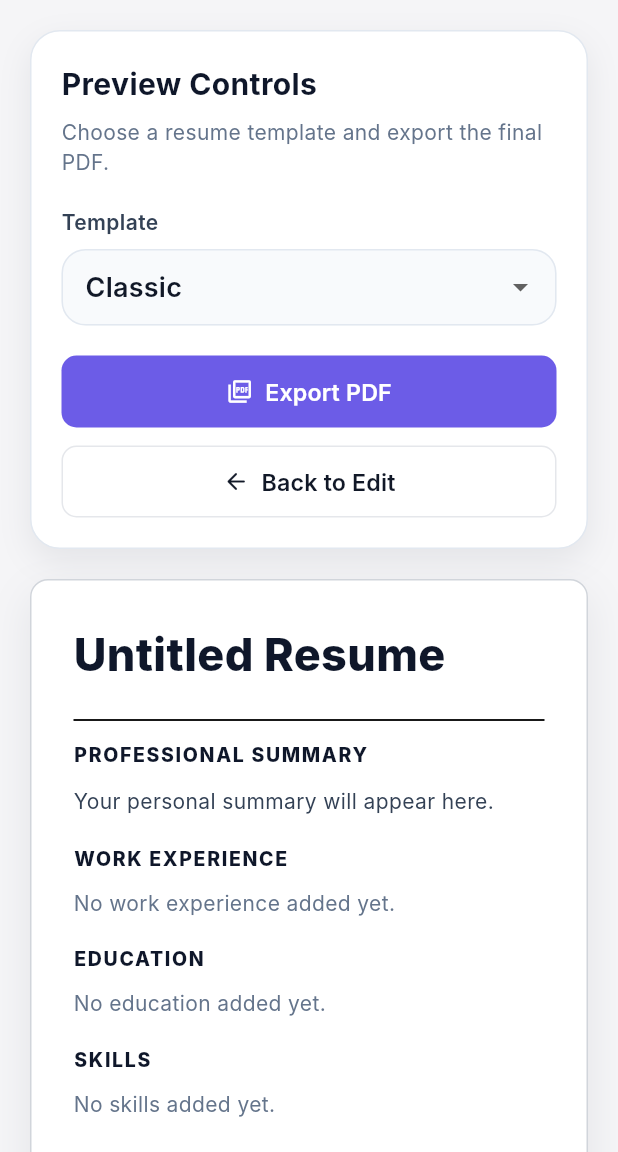
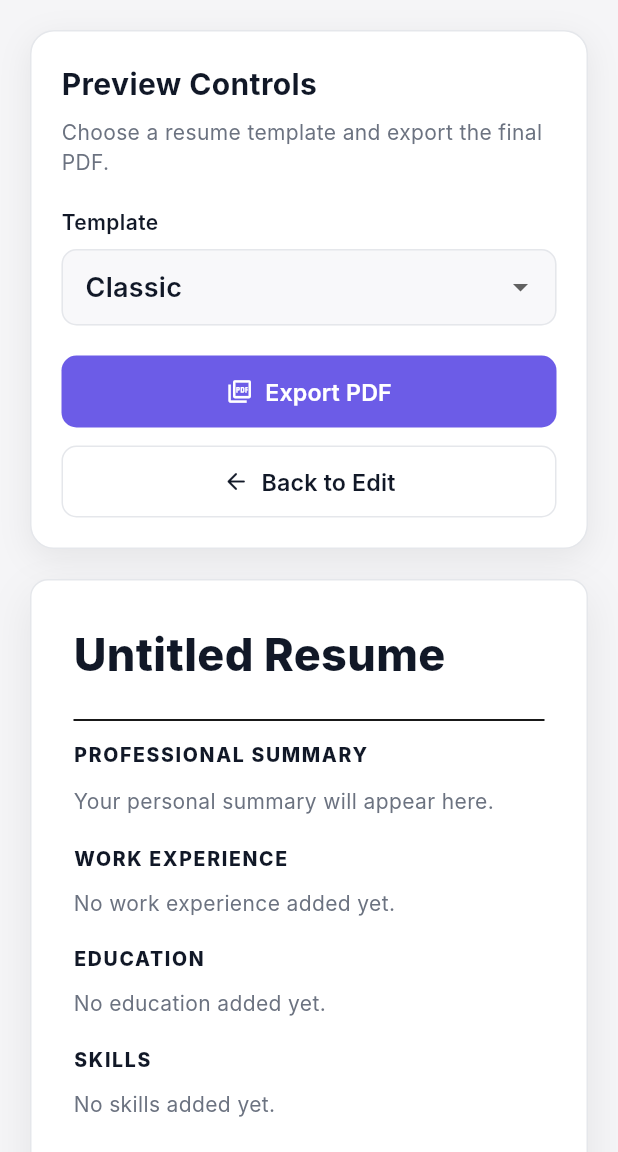
Before and after one commit to RafiMagsi/resume_labs, a Flutter app: the PreviewScreen screen opened by its route, on a phone screen of 412 x 824 dp, the part 84-1236 px from its top. Run offline on Flutter 3.47's test engine with Material 3 defaults, Android fonts, the phone set to English and light mode, and no system bars; our stand-ins replace cloud_firestore, connectivity_plus, firebase_auth, firebase_core, flutter_dotenv, flutter_riverpod and 7 more; accounts and stored records are empty; generated files the repository leaves out were written again; Roboto replaces fonts that are missing (Inter).

Commit message:
Implemented Style guide

```diff
--- a/lib/app/app.dart
+++ b/lib/app/app.dart
@@ -73,6 +73,8 @@ class App extends ConsumerWidget {
         inputDecorationTheme: InputDecorationTheme(
           filled: true,
           fillColor: AppColors.white,
+          isDense: true,
+          constraints: const BoxConstraints(minHeight: AppSizes.inputHeight),
           border: OutlineInputBorder(
             borderRadius: BorderRadius.circular(10),
             borderSide: const BorderSide(color: AppColors.border),
--- a/lib/presentation/screens/resume_builder/preview_screen.dart
+++ b/lib/presentation/screens/resume_builder/preview_screen.dart
@@ -1,6 +1,8 @@
 import 'package:flutter/material.dart';
 import 'package:flutter_riverpod/flutter_riverpod.dart';
 
+import '../../../core/constants/app_colors.dart';
+import '../../../core/constants/app_sizes.dart';
 import '../../../domain/entities/resume.dart';
 import '../../../domain/entities/resume_template.dart';
 import '../../providers/pdf/pdf_export_provider.dart';
@@ -222,14 +224,14 @@ class _PreviewControls extends StatelessWidget {
       width: double.infinity,
       padding: const EdgeInsets.all(20),
       decoration: BoxDecoration(
-        color: Colors.white,
-        borderRadius: BorderRadius.circular(20),
-        border: Border.all(color: const Color(0xFFE2E8F0)),
+        color: AppColors.screenSurface,
+        borderRadius: BorderRadius.circular(AppSizes.cardRadius),
+        border: Border.all(color: AppColors.border),
         boxShadow: const [
           BoxShadow(
-            color: Color(0x140F172A),
+            color: AppColors.shadowCard,
             blurRadius: 18,
-            offset: Offset(0, 8),
+            offset: Offset(0, 6),
           ),
         ],
       ),
@@ -241,7 +243,7 @@ class _PreviewControls extends StatelessWidget {
             style: TextStyle(
               fontSize: 20,
               fontWeight: FontWeight.w700,
-              color: Color(0xFF0F172A),
+              color: AppColors.textPrimary,
             ),
           ),
           const SizedBox(height: 8),
@@ -249,7 +251,7 @@ class _PreviewControls extends StatelessWidget {
             'Choose a resume template and export the final PDF.',
             style: TextStyle(
               fontSize: 14,
-              color: Color(0xFF64748B),
+              color: AppColors.textSecondary,
               height: 1.4,
             ),
           ),
@@ -259,7 +261,7 @@ class _PreviewControls extends StatelessWidget {
             style: TextStyle(
               fontSize: 14,
               fontWeight: FontWeight.w600,
-              color: Color(0xFF334155),
+              color: AppColors.textPrimary,
             ),
           ),
           const SizedBox(height: 8),
@@ -276,14 +278,14 @@ class _PreviewControls extends StatelessWidget {
             onChanged: isLoading ? null : onTemplateChanged,
             decoration: InputDecoration(
               filled: true,
-              fillColor: const Color(0xFFF8FAFC),
+              fillColor: AppColors.secondarySurface,
               border: OutlineInputBorder(
-                borderRadius: BorderRadius.circular(16),
-                borderSide: const BorderSide(color: Color(0xFFE2E8F0)),
+                borderRadius: BorderRadius.circular(10),
+                borderSide: const BorderSide(color: AppColors.border),
               ),
               enabledBorder: OutlineInputBorder(
-                borderRadius: BorderRadius.circular(16),
-                borderSide: const BorderSide(color: Color(0xFFE2E8F0)),
+                borderRadius: BorderRadius.circular(10),
+                borderSide: const BorderSide(color: AppColors.border),
               ),
             ),
           ),
@@ -337,10 +339,10 @@ class _ResumePdfPreview extends StatelessWidget {
           decoration: BoxDecoration(
             color: _backgroundColor(template),
             borderRadius: BorderRadius.circular(12),
-            border: Border.all(color: const Color(0xFFD1D5DB)),
+            border: Border.all(color: AppColors.border),
             boxShadow: const [
               BoxShadow(
-                color: Color(0x140F172A),
+                color: AppColors.shadowCard,
                 blurRadius: 24,
                 offset: Offset(0, 10),
               ),
@@ -386,7 +388,7 @@ class _ResumePdfPreview extends StatelessWidget {
   Color _backgroundColor(ResumeTemplate template) {
     switch (template) {
       case ResumeTemplate.classic:
-        return Colors.white;
+        return AppColors.white;
       case ResumeTemplate.modern:
         return const Color(0xFFFCFCFF);
       case ResumeTemplate.minimal:
@@ -420,14 +422,14 @@ class _ClassicResumeLayout extends StatelessWidget {
           style: const TextStyle(
             fontSize: 30,
             fontWeight: FontWeight.w800,
-            color: Color(0xFF0F172A),
+            color: AppColors.textPrimary,
           ),
         ),
         const SizedBox(height: 8),
         const Divider(height: 28, thickness: 1.2),
         _PreviewSection(
           title: 'Professional Summary',
-          color: const Color(0xFF0F172A),
+          color: AppColors.textPrimary,
           child: Text(
             personalSummary.trim().isEmpty
                 ? 'Your personal summary will appear here.'
@@ -435,14 +437,14 @@ class _ClassicResumeLayout extends StatelessWidget {
             style: const TextStyle(
               fontSize: 14,
               height: 1.55,
-              color: Color(0xFF334155),
+              color: AppColors.textSecondary,
             ),
           ),
         ),
         const SizedBox(height: 18),
         _PreviewSection(
           title: 'Work Experience',
-          color: const Color(0xFF0F172A),
+          color: AppColors.textPrimary,
           child: workExperiences.isEmpty
               ? const _PreviewEmptyState(
                   message: 'No work experience added yet.',
@@ -461,7 +463,7 @@ class _ClassicResumeLayout extends StatelessWidget {
         const SizedBox(height: 18),
         _PreviewSection(
           title: 'Education',
-          color: const Color(0xFF0F172A),
+          color: AppColors.textPrimary,
           child: educations.isEmpty
               ? const _PreviewEmptyState(
                   message: 'No education added yet.',
@@ -480,7 +482,7 @@ class _ClassicResumeLayout extends StatelessWidget {
         const SizedBox(height: 18),
         _PreviewSection(
           title: 'Skills',
-          color: const Color(0xFF0F172A),
+          color: AppColors.textPrimary,
           child: _SkillWrap(skills: skills),
         ),
       ],
@@ -513,7 +515,7 @@ class _ModernResumeLayout extends StatelessWidget {
           padding: const EdgeInsets.all(20),
           decoration: BoxDecoration(
             gradient: const LinearGradient(
-              colors: [Color(0xFF6D5EF8), Color(0xFF8B7CFF)],
+              colors: [AppColors.primary, AppColors.primaryDark],
               begin: Alignment.topLeft,
               end: Alignment.bottomRight,
             ),
@@ -524,14 +526,14 @@ class _ModernResumeLayout extends StatelessWidget {
             style: const TextStyle(
               fontSize: 28,
               fontWeight: FontWeight.w800,
-              color: Colors.white,
+              color: AppColors.textOnPrimary,
             ),
           ),
         ),
         const SizedBox(height: 20),
         _PreviewSection(
           title: 'Summary',
-          color: const Color(0xFF6D5EF8),
+          color: AppColors.primary,
           child: Text(
             personalSummary.trim().isEmpty
                 ? 'Your personal summary will appear here.'
@@ -539,14 +541,14 @@ class _ModernResumeLayout extends StatelessWidget {
             style: const TextStyle(
               fontSize: 14,
               height: 1.55,
-              color: Color(0xFF334155),
+              color: AppColors.textSecondary,
             ),
           ),
         ),
         const SizedBox(height: 18),
         _PreviewSection(
           title: 'Experience',
-          color: const Color(0xFF6D5EF8),
+          color: AppColors.primary,
           child: workExperiences.isEmpty
               ? const _PreviewEmptyState(
                   message: 'No work experience added yet.',
@@ -565,7 +567,7 @@ class _ModernResumeLayout extends StatelessWidget {
         const SizedBox(height: 18),
         _PreviewSection(
           title: 'Education',
-          color: const Color(0xFF6D5EF8),
+          color: AppColors.primary,
           child: educations.isEmpty
               ? const _PreviewEmptyState(
                   message: 'No education added yet.',
@@ -584,7 +586,7 @@ class _ModernResumeLayout extends StatelessWidget {
         const SizedBox(height: 18),
         _PreviewSection(
           title: 'Skills',
-          color: const Color(0xFF6D5EF8),
+          color: AppColors.primary,
           child: _SkillWrap(skills: skills, accent: true),
         ),
       ],
@@ -617,14 +619,14 @@ class _MinimalResumeLayout extends StatelessWidget {
           style: const TextStyle(
             fontSize: 26,
             fontWeight: FontWeight.w700,
-            color: Color(0xFF111827),
+            color: AppColors.textPrimary,
             letterSpacing: -0.3,
           ),
         ),
         const SizedBox(height: 20),
         _PreviewSection(
           title: 'Summary',
-          color: const Color(0xFF374151),
+          color: AppColors.textSecondary,
           child: Text(
             personalSummary.trim().isEmpty
                 ? 'Your personal summary will appear here.'
@@ -632,14 +634,14 @@ class _MinimalResumeLayout extends StatelessWidget {
             style: const TextStyle(
               fontSize: 14,
               height: 1.65,
-              color: Color(0xFF4B5563),
+              color: AppColors.textSecondary,
             ),
           ),
         ),
         const SizedBox(height: 18),
         _PreviewSection(
           title: 'Experience',
-          color: const Color(0xFF374151),
+          color: AppColors.textSecondary,
           child: workExperiences.isEmpty
               ? const _PreviewEmptyState(
                   message: 'No work experience added yet.',
@@ -658,7 +660,7 @@ class _MinimalResumeLayout extends StatelessWidget {
         const SizedBox(height: 18),
         _PreviewSection(
           title: 'Education',
-          color: const Color(0xFF374151),
+          color: AppColors.textSecondary,
           child: educations.isEmpty
               ? const _PreviewEmptyState(
                   message: 'No education added yet.',
@@ -677,7 +679,7 @@ class _MinimalResumeLayout extends StatelessWidget {
         const SizedBox(height: 18),
         _PreviewSection(
           title: 'Skills',
-          color: const Color(0xFF374151),
+          color: AppColors.textSecondary,
           child: _SkillWrap(skills: skills, minimal: true),
         ),
       ],
@@ -730,7 +732,7 @@ class _PreviewEmptyState extends StatelessWidget {
       message,
       style: const TextStyle(
         fontSize: 14,
-        color: Color(0xFF64748B),
+        color: AppColors.textSecondary,
       ),
     );
   }
@@ -755,8 +757,7 @@ class _PreviewWorkItem extends StatelessWidget {
       item.isCurrentRole,
     );
 
-    final bulletColor =
-        accent ? const Color(0xFF6D5EF8) : const Color(0xFF334155);
+    final bulletColor = accent ? AppColors.primary : AppColors.textSecondary;
 
     return Column(
       crossAxisAlignment: CrossAxisAlignment.start,
@@ -766,7 +767,7 @@ class _PreviewWorkItem extends StatelessWidget {
           style: TextStyle(
             fontSize: 15,
             fontWeight: FontWeight.w700,
-            color: minimal ? const Color(0xFF111827) : const Color(0xFF0F172A),
+            color: AppColors.textPrimary,
           ),
         ),
         const SizedBox(height: 4),
@@ -774,7 +775,7 @@ class _PreviewWorkItem extends StatelessWidget {
           '${item.company} • ${item.location}',
           style: const TextStyle(
             fontSize: 14,
-            color: Color(0xFF475569),
+            color: AppColors.textSecondary,
           ),
         ),
         const SizedBox(height: 4),
@@ -782,7 +783,7 @@ class _PreviewWorkItem extends StatelessWidget {
           dateText,
           style: const TextStyle(
             fontSize: 13,
-            color: Color(0xFF64748B),
+            color: AppColors.textSecondary,
           ),
         ),
         if ((item.bulletPoints as List).isNotEmpty) ...[
@@ -808,7 +809,7 @@ class _PreviewWorkItem extends StatelessWidget {
                       style: const TextStyle(
                         fontSize: 14,
                         height: 1.45,
-                        color: Color(0xFF334155),
+                        color: AppColors.textSecondary,
                       ),
                     ),
                   ),
@@ -839,7 +840,7 @@ class _PreviewEducationItem extends StatelessWidget {
           style: const TextStyle(
             fontSize: 15,
             fontWeight: FontWeight.w700,
-            color: Color(0xFF0F172A),
+            color: AppColors.textPrimary,
           ),
         ),
         const SizedBox(height: 4),
@@ -847,7 +848,7 @@ class _PreviewEducationItem extends StatelessWidget {
           '${item.school} • ${item.field}',
           style: const TextStyle(
             fontSize: 14,
-            color: Color(0xFF475569),
+            color: AppColors.textSecondary,
           ),
         ),
         const SizedBox(height: 4),
@@ -855,7 +856,7 @@ class _PreviewEducationItem extends StatelessWidget {
           'Graduation: ${_formatMonthYear(item.graduationDate)}${item.gpa != null ? ' • GPA: ${item.gpa}' : ''}',
           style: const TextStyle(
             fontSize: 13,
-            color: Color(0xFF64748B),
+            color: AppColors.textSecondary,
           ),
         ),
       ],
@@ -883,13 +884,12 @@ class _SkillWrap extends StatelessWidget {
     }
 
     final background = accent
-        ? const Color(0xFFEDE9FE)
+        ? AppColors.primaryLight
         : minimal
-            ? const Color(0xFFF9FAFB)
-            : const Color(0xFFF1F5F9);
+            ? AppColors.secondarySurface
+            : AppColors.secondarySurface;
 
-    final textColor =
-        accent ? const Color(0xFF5B21B6) : const Color(0xFF334155);
+    final textColor = accent ? AppColors.primaryDark : AppColors.textSecondary;
 
     return Wrap(
       spacing: 8,
@@ -900,7 +900,7 @@ class _SkillWrap extends StatelessWidget {
           decoration: BoxDecoration(
             color: background,
             borderRadius: BorderRadius.circular(999),
-            border: Border.all(color: const Color(0xFFE2E8F0)),
+            border: Border.all(color: AppColors.border),
           ),
           child: Text(
             '${skill.name} • ${skill.category}',
--- a/lib/presentation/widgets/resume/section_form.dart
+++ b/lib/presentation/widgets/resume/section_form.dart
@@ -929,7 +929,7 @@ Future<void> _showEducationSheet(
   await showModalBottomSheet<void>(
     context: context,
     isScrollControlled: true,
-    backgroundColor: Colors.white,
+    backgroundColor: AppColors.screenSurface,
     shape: const RoundedRectangleBorder(
       borderRadius: BorderRadius.vertical(top: Radius.circular(24)),
     ),
@@ -1058,7 +1058,7 @@ Future<void> _showSkillSheet(
   await showModalBottomSheet<void>(
     context: context,
     isScrollControlled: true,
-    backgroundColor: Colors.white,
+    backgroundColor: AppColors.screenSurface,
     shape: const RoundedRectangleBorder(
       borderRadius: BorderRadius.vertical(top: Radius.circular(24)),
     ),
--- a/lib/presentation/widgets/shared/app_button.dart
+++ b/lib/presentation/widgets/shared/app_button.dart
@@ -136,7 +136,7 @@ class _ButtonContent extends StatelessWidget {
     final textWidget = Text(
       text,
       style: TextStyle(
-        fontSize: 15.5,
+        fontSize: variant == AppButtonVariant.text ? 14 : 15.5,
         fontWeight: FontWeight.w600,
         color: textColor,
       ),
```
Also changed, not shown: lib/app/router/app_router.dart (+5 -3 lines), lib/core/errors/presentation/app_error_view.dart (+20 -25 lines), lib/presentation/screens/history/history_screen.dart (+186 -62 lines), lib/presentation/screens/resume_builder/builder_screen.dart (+17 -13 lines), lib/presentation/widgets/ai/ai_suggestion_dialog.dart (+12 -10 lines), lib/presentation/widgets/resume/resume_preview.dart (+23 -22 lines), 2 other files.
